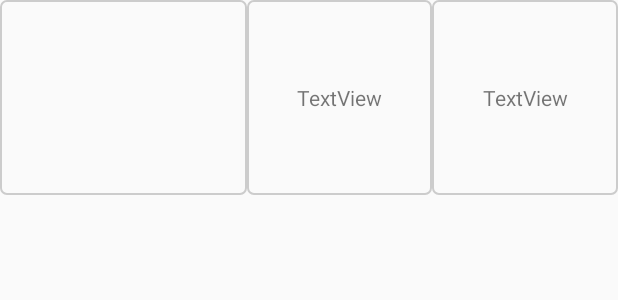
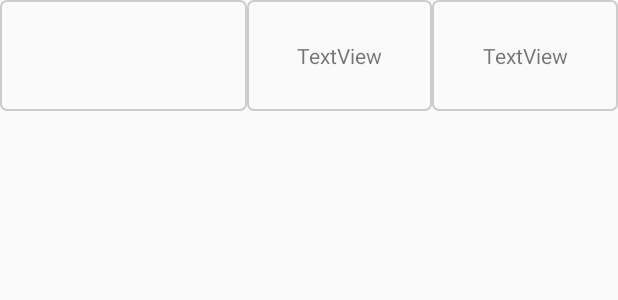
Before and after one commit to M13DAM-Grupo-4/GamePinnacle, an Android app: the layout recycleviewlayout_jvm.xml on its own in the app's theme, with its tools: preview values and no code run, on a phone screen of 412 x 824 dp. Shown: the top 300 px of the screen. Run offline under Robolectric (Android 15) with nearby library versions, the phone set to English and light mode, and no system bars; Roboto replaces fonts that are not available here.

Commit message:
Continuamos piña 6.0 Alpha

```diff
--- a/app/src/main/java/m13dam/grupo4/gamepinnacle/Fragments/PerfilUser.java
+++ b/app/src/main/java/m13dam/grupo4/gamepinnacle/Fragments/PerfilUser.java
@@ -140,7 +140,7 @@ public class PerfilUser extends Fragment {
                 System.out.println(call.request());
                 if (response.code() == 200) {
 
-                    totalGames.setText(response.body().getGetOwnedGames().getGame_count());
+                    totalGames.setText(String.valueOf(response.body().getGetOwnedGames().getGame_count()));
 
                 }
             }
--- a/app/src/main/res/layout/recycleviewlayout_jvm.xml
+++ b/app/src/main/res/layout/recycleviewlayout_jvm.xml
@@ -10,8 +10,8 @@
 
     <ImageView
         android:id="@+id/imagen_multi"
-        android:layout_width="0dp"
-        android:layout_height="@dimen/_100sdp"
+        android:layout_width="wrap_content"
+        android:layout_height="74dp"
         android:layout_weight="4"
         android:background="@drawable/border_jvm" />
 
```
Also changed, not shown: app/src/main/java/m13dam/grupo4/gamepinnacle/DataBase/DataBaseManager.java (+17 -0 lines), app/src/main/java/m13dam/grupo4/gamepinnacle/Fragments/RegisterMenu.java (+31 -15 lines).
